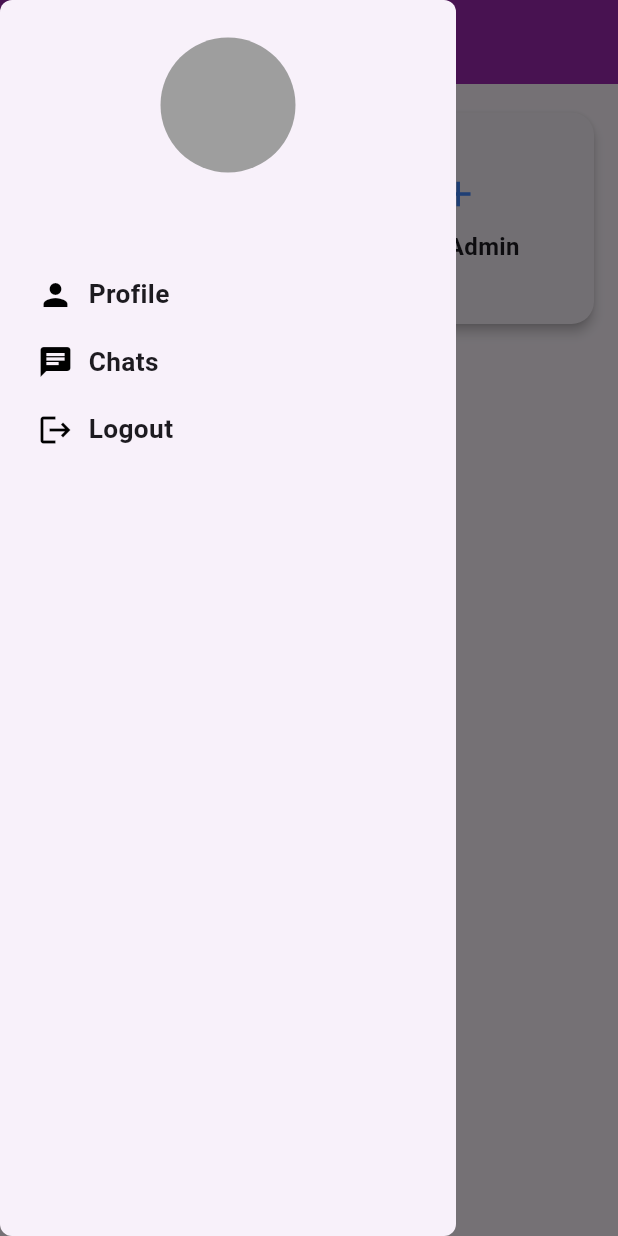
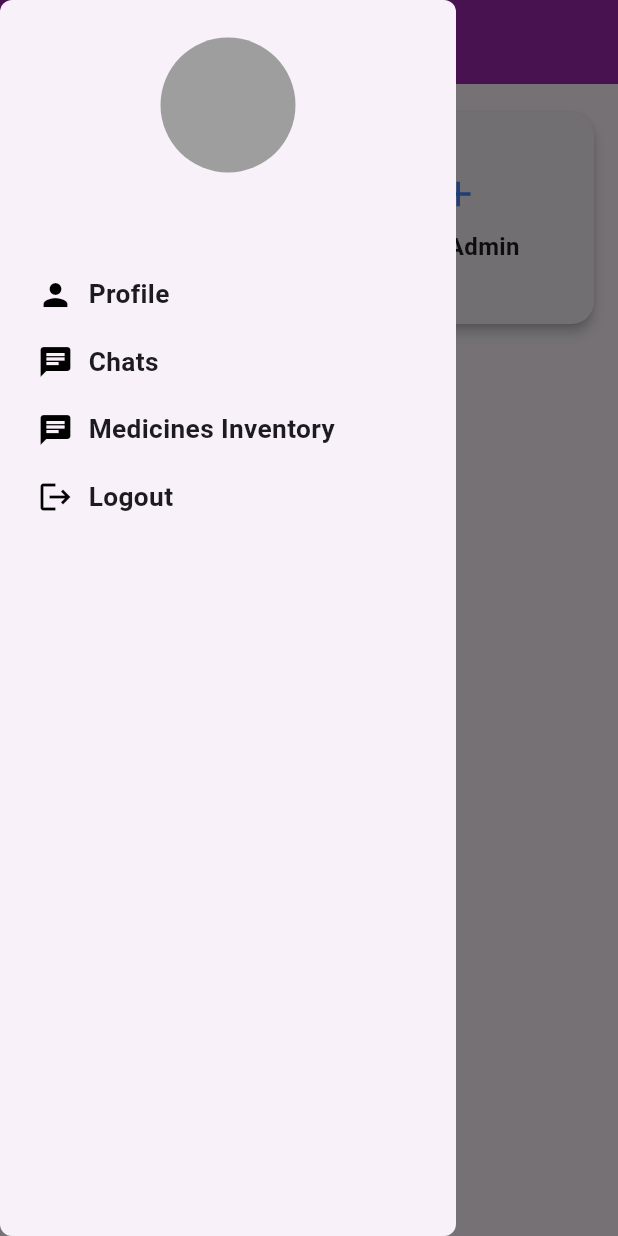
Before and after one commit to Mohassan521/Sehat-App-FYP, a Flutter app: the AdminHomePage screen opened directly with empty values, with the side drawer open, on a phone screen of 412 x 824 dp. Run offline on Flutter 3.47's test engine with Material 3 defaults, Android fonts, the light colour scheme and no system bars; our stand-ins replace cloud_firestore, dash_chat_2, file_picker, firebase_auth, firebase_core, firebase_storage and 5 more; missing offline and left inert: syncfusion_flutter_pdfviewer; accounts and stored records are empty; network calls fail.

Commit message:
admin can now add medicines in inventory

```diff
--- a/lib/screens/adminScreens/addMedicines.dart
+++ b/lib/screens/adminScreens/addMedicines.dart
@@ -61,8 +61,6 @@ class _AddMedicinesState extends State<AddMedicines> {
       "Prescription Required": presRequired,
       "Image": imagePath
     });
-    Utils().toastMessage(
-        "Medicine added Successfully", Colors.green, Colors.white);
     Navigator.push(
         context,
         MaterialPageRoute(
@@ -421,7 +419,7 @@ class _AddMedicinesState extends State<AddMedicines> {
                         downloadURL!);
                   } else {
                     Utils().toastMessage(
-                        "Please select image", Colors.red, Colors.white);
+                        "Please enter data in all fields", Colors.red, Colors.white);
                   }
 
                   print(downloadURL);
--- a/lib/widgets/drawer.dart
+++ b/lib/widgets/drawer.dart
@@ -354,6 +354,33 @@ class MyDrawer extends StatelessWidget {
                   ),
                   InkWell(
                     onTap: () {
+                      Navigator.push(context, MaterialPageRoute(builder: (context) => PatientChats(fullName: full_name,)));
+                    },
+                    child: Row(
+                      children: [
+                        Icon(
+                          Icons.chat,
+                          color: Colors.black,
+                          size: 24,
+                        ),
+                        SizedBox(
+                          width: 10,
+                        ),
+                        Text(
+                          "Medicines Inventory",
+                          style: TextStyle(
+                            fontSize: 17.5,
+                            fontWeight: FontWeight.bold,
+                          ),
+                        )
+                      ],
+                    ),
+                  ),
+                  SizedBox(
+                    height: 20,
+                  ),
+                  InkWell(
+                    onTap: () {
                       // NetworkApiServices().logout();
                       // Navigator.pushReplacement(context,
                       //     MaterialPageRoute(builder: (context) => FrontPage()));
```
Also changed, not shown: lib/screens/adminScreens/addDoctor.dart (+10 -1 lines).
